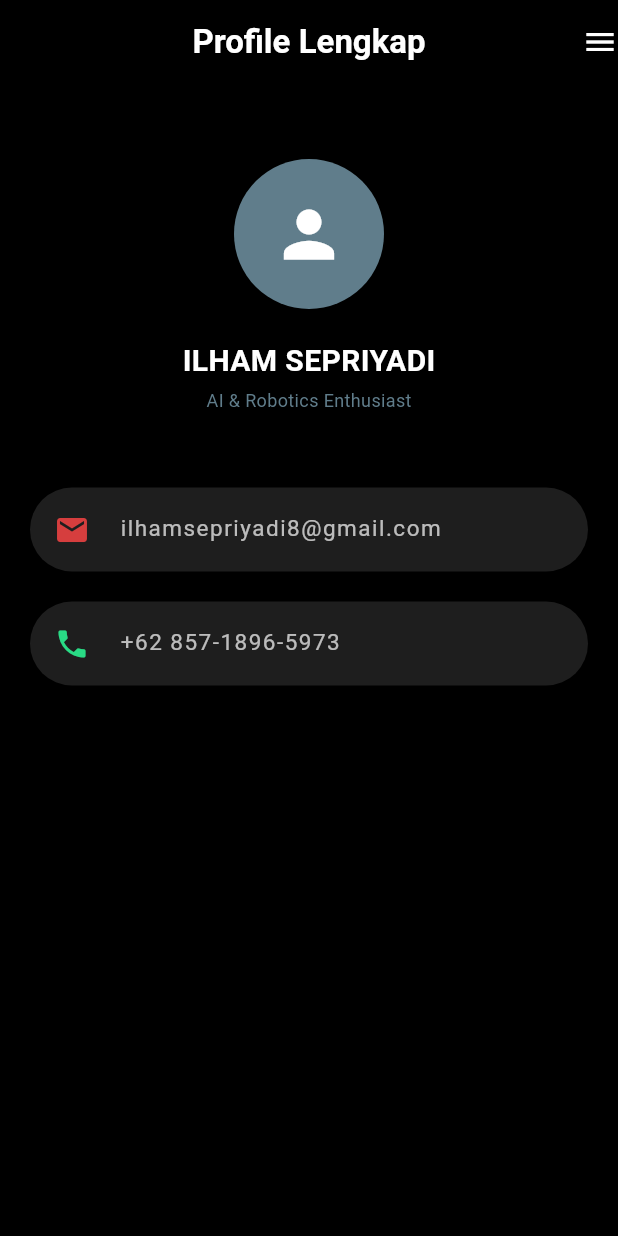
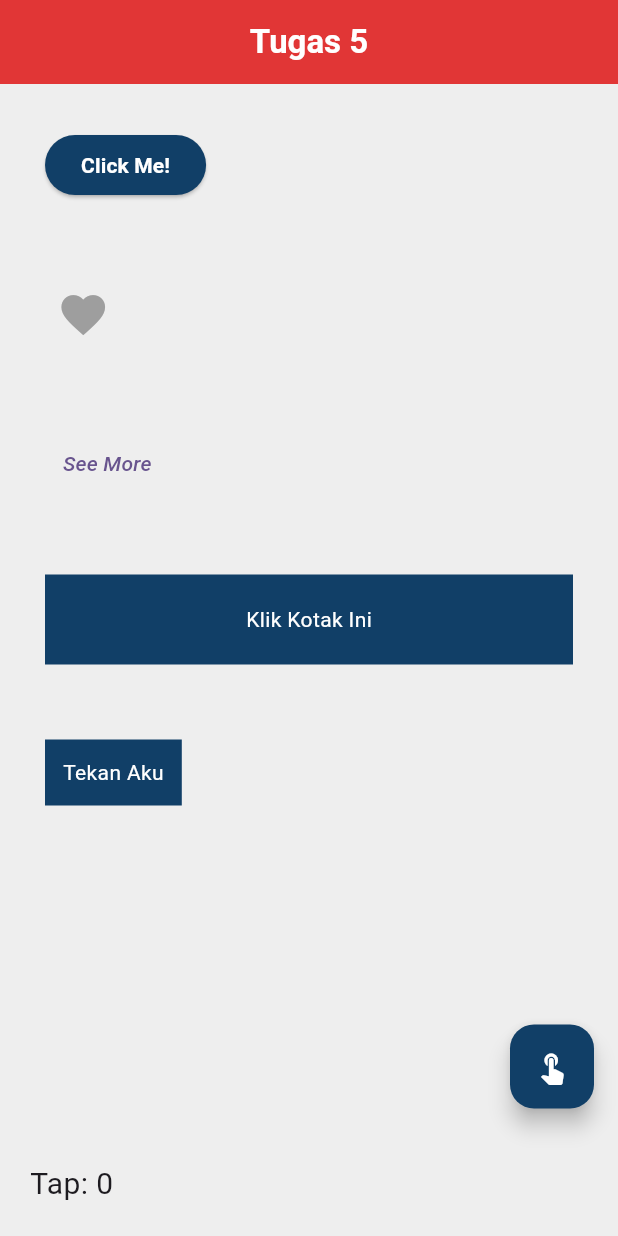
Before and after one commit to IlhamSpryd/ppkd, a Flutter app: the screen it shows after launch, on a phone screen of 412 x 824 dp. Run offline on Flutter 3.47's test engine with Material 3 defaults, Android fonts, the phone set to English and light mode, and no system bars; Roboto replaces fonts that are missing (Monserrat, Monserrat-Regular, Montserrat-BoldItalic).

Commit message:
Tugas5_Flutter

```diff
--- a/lib/main.dart
+++ b/lib/main.dart
@@ -1,5 +1,8 @@
 import 'package:flutter/material.dart';
-import 'package:ppkd/start.dart';
+import 'package:ppkd/tugas2/start.dart';
+import 'package:ppkd/tugas3/tugas3.dart';
+import 'package:ppkd/tugas4/tugas4.dart';
+import 'package:ppkd/tugas5/tugas5.dart';
 
 void main() {
   runApp(const MyApp());
@@ -31,7 +34,7 @@ class MyApp extends StatelessWidget {
         // tested with just a hot reload.
         colorScheme: ColorScheme.fromSeed(seedColor: Colors.deepPurple),
       ),
-      home: StartWidget()
+      home: Tugas5(),
     );
   }
 }
--- /dev/null
+++ b/lib/tugas5/tugas5.dart
@@ -0,0 +1,173 @@
+import 'package:flutter/material.dart';
+
+void main() {
+  runApp(const MaterialApp(debugShowCheckedModeBanner: false, home: Tugas5()));
+}
+
+class Tugas5 extends StatefulWidget {
+  const Tugas5({super.key});
+
+  @override
+  State<Tugas5> createState() => _Tugas5State();
+}
+
+class _Tugas5State extends State<Tugas5> {
+  // State variables di set jadi false agar saat ditekan akan bernilai true
+  bool showName = false;
+  bool liked = false;
+  bool showMore = false;
+  int counter = 0;
+  bool showInkText = false;
+
+  @override
+  Widget build(BuildContext context) {
+    return Scaffold(
+      backgroundColor: Colors.grey[200],
+      appBar: AppBar(
+        title: const Text(
+          'Tugas 5',
+          style: TextStyle(color: Colors.white, fontWeight: FontWeight.bold),
+        ),
+        centerTitle: true,
+        backgroundColor: Color.fromRGBO(225, 54, 54, 1),
+      ),
+      body: Padding(
+        padding: const EdgeInsets.all(30),
+        child: Column(
+          crossAxisAlignment: CrossAxisAlignment.start,
+          children: [
+            // 1. ElevatedButton
+            ElevatedButton(
+              onPressed: () {
+                setState(() {
+                  showName = true; //Jika ditekan akan menampilkan nama
+                });
+              },
+              style: ElevatedButton.styleFrom(
+                backgroundColor: Color.fromRGBO(17, 63, 103, 1),
+              ),
+              child: const Text(
+                'Click Me!',
+                style: TextStyle(
+                  color: Colors.white,
+                  fontWeight: FontWeight.bold,
+                ),
+              ),
+            ),
+            if (showName)
+              const Padding(
+                padding: EdgeInsets.only(top: 10),
+                child: Text(
+                  "Hello My Name Is Ilham",
+                  style: TextStyle(fontFamily: 'Monserrat-Regular'),
+                ),
+              ),
+
+            const SizedBox(height: 50),
+
+            // 2. IconButton
+            Row(
+              children: [
+                IconButton(
+                  icon: Icon(
+                    Icons.favorite,
+                    color: liked ? Color.fromRGBO(225, 54, 54, 1) : Colors.grey,
+                    size: 35,
+                  ),
+                  onPressed: () {
+                    setState(() {
+                      liked = !liked;
+                    });
+                  },
+                ),
+                if (liked)
+                  const Text("Liked", style: TextStyle(color: Colors.black)),
+              ],
+            ),
+
+            const SizedBox(height: 50),
+
+            // 3. TextButton
+            TextButton(
+              onPressed: () {
+                setState(() {
+                  showMore = !showMore;
+                });
+              },
+              child: const Text(
+                "See More",
+                style: TextStyle(fontStyle: FontStyle.italic),
+              ),
+            ),
+            if (showMore)
+              const Text(
+                "Lorem ipsum dolor sit amet, consectetur adipiscing elit. Maecenas et varius diam. Nulla lobortis et turpis eu vestibulum. Phasellus sagittis purus quis orci aliquam, eget sollicitudin augue condimentum. Donec et pretium lacus. Aenean dictum metus tortor, vel tincidunt arcu auctor sed. In hac habitasse platea dictumst. Quisque interdum nec justo non accumsan. Aenean et felis mollis, dapibus sem vitae, dignissim justo. Aenean convallis, ligula quis pellentesque accumsan, lectus arcu consequat augue, vel congue leo enim nec eros. Etiam luctus mollis condimentum. Sed convallis bibendum augue a tempus. In hac habitasse platea dictumst..",
+              ),
+
+            const SizedBox(height: 50),
+
+            // 5. InkWell
+            InkWell(
+              onTap: () {
+                debugPrint("Kotak disentuh");
+                setState(() {
+                  showInkText = !showInkText;
+                });
+              },
+              child: Container(
+                height: 60,
+                width: double.infinity,
+                color: Color.fromRGBO(17, 63, 103, 1),
+                alignment: Alignment.center,
+                child: const Text(
+                  'Klik Kotak Ini',
+                  style: TextStyle(color: Colors.white),
+                ),
+              ),
+            ),
+            if (showInkText)
+              const Text(
+                'Teksnya muncul Bre!',
+                style: TextStyle(fontStyle: FontStyle.italic),
+              ),
+
+            const SizedBox(height: 50),
+
+            // 6. GestureDetector
+            GestureDetector(
+              onTap: () => debugPrint("Ditekan sekali"),
+              onDoubleTap: () => debugPrint("Ditekan dua kali"),
+              onLongPress: () => debugPrint("Tahan lama"),
+              child: Container(
+                padding: const EdgeInsets.all(12),
+                color: Color.fromRGBO(17, 63, 103, 1),
+                child: const Text(
+                  'Tekan Aku',
+                  style: TextStyle(color: Colors.white),
+                ),
+              ),
+            ),
+          ],
+        ),
+      ),
+
+      // 4. FloatingActionButton
+      floatingActionButton: FloatingActionButton(
+        onPressed: () {
+          setState(() {
+            counter++;
+          });
+        },
+        backgroundColor: Color.fromRGBO(17, 63, 103, 1),
+        child: const Icon(Icons.touch_app, color: Colors.white),
+      ),
+      bottomNavigationBar: Padding(
+        padding: const EdgeInsets.all(10),
+        child: Padding(
+          padding: const EdgeInsets.all(10.0),
+          child: Text('Tap: $counter', style: const TextStyle(fontSize: 20)),
+        ),
+      ),
+    );
+  }
+}
--- a/pubspec.yaml
+++ b/pubspec.yaml
@@ -53,6 +53,9 @@ dev_dependencies:
 
 flutter:
   uses-material-design: true
+  assets:
+    - assets/images/
+
   fonts:
     - family: Montserrat
       fonts:
```
Also changed, not shown: lib/tugas2/start.dart (renamed from lib/start.dart, +40 -8 lines), lib/tugas3/tugas3.dart (added, +119 -0 lines), lib/tugas4/tugas4.dart (added, +160 -0 lines), assets/images/huawei.jpg (added), assets/images/huawei1.jpg (added), assets/images/huawei2.jpg (added), assets/images/iphone.jpg (added), assets/images/samsung.jpg (added), assets/images/samsung1.jpg (added), assets/images/samsung2.jpg (added), assets/images/xiaomi.jpg (added).
